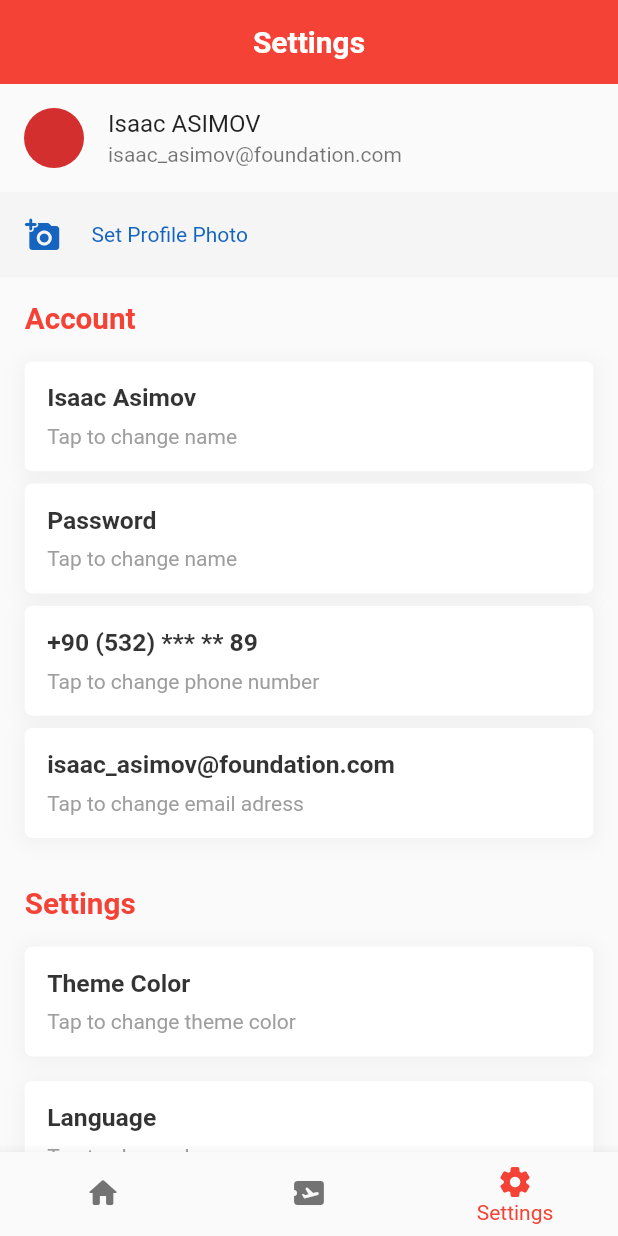
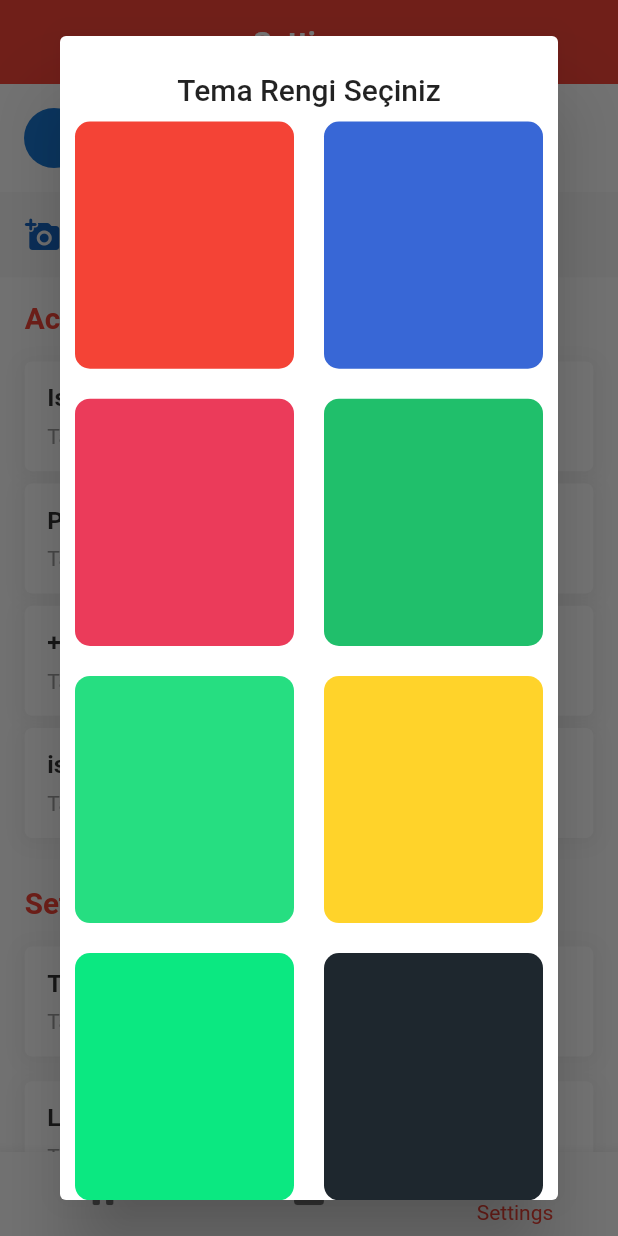
Before and after one commit to basriyildiz/book_tickets, a Flutter app: the screen it shows after launch, item 3 of the bottom bar chosen, after a tap on "Set Profile Photo", on a phone screen of 412 x 824 dp. Run offline on Flutter 3.47's test engine with Material 2 defaults, Android fonts, the phone set to English and light mode, and no system bars; our stand-ins replace shared_preferences.

Commit message:
Day 4
Day 4 part 2 - Settings page, theme color changer, dark theme. Editing code for dark theme.

```diff
--- a/lib/main.dart
+++ b/lib/main.dart
@@ -1,27 +1,48 @@
+import 'package:book_tickets_ui/ui/helper/theme_color_list.dart';
 import 'package:book_tickets_ui/ui/screens/login.dart';
 import 'package:flutter/material.dart';
 import 'package:flutter/services.dart';
+import 'package:shared_preferences/shared_preferences.dart';
 
 import 'ui/screens/home_page.dart';
 import 'ui/screens/my_tickets.dart';
 
 void main() {
   runApp(MyApp());
-  SystemChrome.setSystemUIOverlayStyle(SystemUiOverlayStyle(
-    statusBarColor: Colors.red,
-  ));
 }
 
-class MyApp extends StatelessWidget {
+class MyApp extends StatefulWidget {
   // This widget is the root of your application.
   @override
+  _MyAppState createState() => _MyAppState();
+}
+
+class _MyAppState extends State<MyApp> {
+  int itemNo = 0;
+  var _isDark = false;
+  @override
+  void initState() {
+    // TODO: implement initState
+    super.initState();
+    setState(() {
+      _dataRead();
+    });
+  }
+
+  @override
   Widget build(BuildContext context) {
+    ThemeData _light = ThemeData.light().copyWith(
+      primaryColor: colors[itemNo],
+    );
+    ThemeData _dark = ThemeData.dark().copyWith(
+      primaryColor: Colors.blueGrey,
+    );
     return MaterialApp(
+      darkTheme: _dark,
+      theme: _light,
+      themeMode: _isDark ? ThemeMode.dark : ThemeMode.light,
       debugShowCheckedModeBanner: false,
       title: 'Flutter Demo',
-      theme: ThemeData(
-        primarySwatch: Colors.red,
-      ),
       routes: {
         "/homePage": (context) => MyHomePage(),
         "/myTickets": (context) => MyTickets(),
@@ -29,4 +50,19 @@ class MyApp extends StatelessWidget {
       home: MyHomePage(),
     );
   }
+
+  void _dataRead() async {
+    SharedPreferences prefs = await SharedPreferences.getInstance();
+    if (prefs.getInt("ItemNo") != null) {
+      setState(() {
+        int? colorNo = prefs.getInt("ItemNo");
+        itemNo = colorNo!;
+      });
+    }
+    if (prefs.getBool("isDark") != null) {
+      setState(() {
+        _isDark = prefs.getBool("isDark")!;
+      });
+    }
+  }
 }
--- /dev/null
+++ b/lib/ui/helper/theme_color_list.dart
@@ -0,0 +1,12 @@
+import 'package:flutter/material.dart';
+
+List<Color> colors = [
+  Colors.red,
+  Color(0xFF3867d6),
+  Color(0xFFeb3b5a),
+  Color(0xFF20bf6b),
+  Color(0xFF26de81),
+  Color(0xFFffd32a),
+  Color(0xFF0be881),
+  Color(0xFF1e272e),
+];
--- a/lib/ui/screens/book_tickets.dart
+++ b/lib/ui/screens/book_tickets.dart
@@ -140,7 +140,7 @@ class _BookTicketsState extends State<BookTickets> {
                 child: Container(
                   child: ElevatedButton(
                       style: ElevatedButton.styleFrom(
-                        primary: Colors.red,
+                        primary: Theme.of(context).primaryColor,
                       ),
                       onPressed: () {
                         setState(() {
@@ -423,7 +423,7 @@ class _BookTicketsState extends State<BookTickets> {
         },
         child: Container(
           decoration: BoxDecoration(
-            color: selectedVehicle == selected ? Colors.red : Colors.white,
+            color: selectedVehicle == selected ? Theme.of(context).primaryColor : Colors.white,
             borderRadius: BorderRadius.circular(5),
           ),
           margin: EdgeInsets.all(3),
@@ -460,7 +460,7 @@ class _BookTicketsState extends State<BookTickets> {
     return Container(
       width: double.infinity,
       height: context.dynamicHeight(.2),
-      color: Colors.red,
+      color: Theme.of(context).primaryColor,
       child: Padding(
         padding: EdgeInsets.symmetric(horizontal: context.dynamicHeight(.04)),
         child: Column(
--- a/lib/ui/screens/home_page.dart
+++ b/lib/ui/screens/home_page.dart
@@ -81,7 +81,7 @@ class _MyHomePageState extends State<MyHomePage> {
         ],
         currentIndex: selectedItem,
         onTap: _onItemTapped,
-        selectedItemColor: Colors.red,
+        selectedItemColor: Theme.of(context).primaryColor,
       ),
       appBar: appBar(),
       body: pages[selectedItem],
@@ -90,7 +90,7 @@ class _MyHomePageState extends State<MyHomePage> {
 
   AppBar appBar() {
     return AppBar(
-      backgroundColor: Colors.red,
+      backgroundColor: Theme.of(context).primaryColor,
       centerTitle: true,
       elevation: 0,
       title: Text(
--- a/lib/ui/screens/select_ticket..dart
+++ b/lib/ui/screens/select_ticket..dart
@@ -36,7 +36,7 @@ class _SelectTicketState extends State<SelectTicket> {
   Widget build(BuildContext context) {
     return Scaffold(
       appBar: AppBar(
-        backgroundColor: Colors.red,
+        backgroundColor: Theme.of(context).primaryColor,
         centerTitle: true,
         elevation: 0,
         title: Text(
@@ -217,7 +217,7 @@ class _SelectTicketState extends State<SelectTicket> {
                       width: context.dynamicWidth(.1),
                       height: context.dynamicHeight(.1),
                       decoration: BoxDecoration(
-                        color: Colors.red,
+                        color: Theme.of(context).primaryColor,
                         borderRadius: BorderRadius.circular(5),
                         boxShadow: [
                           BoxShadow(
--- a/lib/ui/screens/settings.dart
+++ b/lib/ui/screens/settings.dart
@@ -1,5 +1,9 @@
+import 'package:book_tickets_ui/main.dart';
+import 'package:book_tickets_ui/ui/helper/theme_color_list.dart';
+import 'package:book_tickets_ui/ui/screens/home_page.dart';
 import 'package:flutter/material.dart';
 import 'package:book_tickets_ui/ui/helper/content_extension.dart';
+import 'package:shared_preferences/shared_preferences.dart';
 
 class SettingsPage extends StatefulWidget {
   const SettingsPage({Key? key}) : super(key: key);
@@ -10,6 +14,15 @@ class SettingsPage extends StatefulWidget {
 
 class _SettingsPageState extends State<SettingsPage> {
   bool isDarkTheme = false;
+  int selectedItem = 0;
+
+  @override
+  void initState() {
+    // TODO: implement initState
+    super.initState();
+    _getDarkTheme();
+  }
+
   @override
   Widget build(BuildContext context) {
     return ListView(
@@ -20,7 +33,7 @@ class _SettingsPageState extends State<SettingsPage> {
           subtitle: Text("isaac_asimov@foundation.com"),
         ),
         Container(
-          color: Colors.grey.shade100,
+          color: isDarkTheme ? null : Colors.grey.shade100,
           child: setProfilePhoto(context),
         ),
         infoContainer(context, accountColumn(context)),
@@ -46,19 +59,27 @@ class _SettingsPageState extends State<SettingsPage> {
             child: Text(
               "Settings",
               style: TextStyle(
-                  color: Colors.red,
+                  color: Theme.of(context).primaryColor,
                   fontWeight: FontWeight.bold,
                   fontSize: context.dynamicHeight(.024)),
             )),
         SizedBox(height: context.dynamicHeight(.02)),
-        infoColumn(context, "Theme Color", "Tap to change theme color"),
+        infoColumn(context, "Theme Color", "Tap to change theme color",
+            _setThemeColor),
         SizedBox(height: context.dynamicHeight(.02)),
-        infoColumn(context, "Language", "Tap to change language"),
+        infoColumn(
+            context, "Language", "Tap to change language", _setThemeColor),
         SizedBox(height: context.dynamicHeight(.02)),
-        Container(
+        darkTheme(context),
+      ],
+    );
+  }
+
+  Container darkTheme(BuildContext context) {
+    return Container(
       padding: EdgeInsets.all(15),
       decoration: BoxDecoration(
-            color: Colors.white,
+        color: isDarkTheme ? Colors.white12 : Colors.white,
         borderRadius: BorderRadius.circular(5),
         boxShadow: [
           BoxShadow(
@@ -75,21 +96,24 @@ class _SettingsPageState extends State<SettingsPage> {
           Text(
             "Dark Theme",
             style: TextStyle(
-                    color: Colors.black.withOpacity(.8),
+                color: isDarkTheme
+                    ? Colors.white.withOpacity(.6)
+                    : Colors.black.withOpacity(.8),
                 fontWeight: FontWeight.bold,
                 fontSize: context.dynamicHeight(.02)),
           ),
           Switch(
+              inactiveTrackColor: Colors.black,
+              activeTrackColor: Theme.of(context).primaryColor,
               value: isDarkTheme,
               onChanged: (value) {
                 setState(() {
                   isDarkTheme = value;
+                  _setDarkTheme();
                 });
               }),
         ],
       ),
-        ),
-      ],
     );
   }
 
@@ -101,33 +125,33 @@ class _SettingsPageState extends State<SettingsPage> {
             child: Text(
               "Account",
               style: TextStyle(
-                  color: Colors.red,
+                  color: Theme.of(context).primaryColor,
                   fontWeight: FontWeight.bold,
                   fontSize: context.dynamicHeight(.024)),
             )),
         SizedBox(height: context.dynamicHeight(.02)),
         infoColumn(
-          context,
-          "Isaac Asimov",
-          "Tap to change name",
-        ),
+            context, "Isaac Asimov", "Tap to change name", _setThemeColor),
         SizedBox(height: context.dynamicHeight(.01)),
         infoColumn(
           context,
           "Password",
           "Tap to change name",
+          _setThemeColor,
         ),
         SizedBox(height: context.dynamicHeight(.01)),
         infoColumn(
           context,
           "+90 (532) *** ** 89",
           "Tap to change phone number",
+          _setThemeColor,
         ),
         SizedBox(height: context.dynamicHeight(.01)),
         infoColumn(
           context,
           "isaac_asimov@foundation.com",
           "Tap to change email adress",
+          _setThemeColor,
         ),
       ],
     );
@@ -136,7 +160,7 @@ class _SettingsPageState extends State<SettingsPage> {
   InkWell setProfilePhoto(BuildContext context) {
     return InkWell(
       onTap: () {
-        _setProfilePhoto();
+        _setThemeColor();
       },
       child: Padding(
         padding: EdgeInsets.all(context.dynamicHeight(.02)),
@@ -159,11 +183,14 @@ class _SettingsPageState extends State<SettingsPage> {
     );
   }
 
-  Container infoColumn(BuildContext context, String title, String subTitle) {
-    return Container(
+  InkWell infoColumn(
+      BuildContext context, String title, String subTitle, onTap) {
+    return InkWell(
+      onTap: onTap,
+      child: Container(
         padding: EdgeInsets.all(15),
         decoration: BoxDecoration(
-        color: Colors.white,
+          color: isDarkTheme ? Colors.white12 : Colors.white,
           borderRadius: BorderRadius.circular(5),
           boxShadow: [
             BoxShadow(
@@ -183,7 +210,9 @@ class _SettingsPageState extends State<SettingsPage> {
                 child: Text(
                   title,
                   style: TextStyle(
-                    color: Colors.black.withOpacity(.8),
+                      color: isDarkTheme
+                          ? Colors.white.withOpacity(.6)
+                          : Colors.black.withOpacity(.8),
                       fontWeight: FontWeight.bold,
                       fontSize: context.dynamicHeight(.02)),
                 ),
@@ -199,10 +228,122 @@ class _SettingsPageState extends State<SettingsPage> {
             ],
           ),
         ),
+      ),
     );
   }
 
   void _setProfilePhoto() {}
 
+  void _setDarkTheme() async {
+    SharedPreferences prefs = await SharedPreferences.getInstance();
+    await prefs.setBool("isDark", isDarkTheme);
+    Navigator.push(
+        context,
+        MaterialPageRoute(
+          builder: (context) => MyApp(),
+        ));
+  }
 
+  void _getDarkTheme() async {
+    SharedPreferences prefs = await SharedPreferences.getInstance();
+    if (prefs.getBool("isDark") != null) {
+      setState(() {
+        isDarkTheme = prefs.getBool("isDark")!;
+      });
     }
+  }
+
+  void _setThemeColor() {
+    showDialog(
+      context: context,
+      builder: (context) {
+        return AlertDialog(
+          title: Center(child: Text("Tema Rengi Seçiniz")),
+          contentPadding: EdgeInsets.all(0),
+          scrollable: true,
+          content: Column(
+            children: [
+              row(context, 0),
+              row(context, 2),
+              row(context, 4),
+              row(context, 6),
+            ],
+          ),
+        );
+      },
+    );
+  }
+
+  Row row(BuildContext context, int c1) {
+    return Row(
+      children: [
+        Expanded(
+          child: Padding(
+            padding: const EdgeInsets.all(10.0),
+            child: InkWell(
+              splashColor: Colors.grey,
+              onTap: () {
+                debugPrint("Selected");
+                setState(() {
+                  selectedItem = c1;
+                  _dataSave();
+                });
+                ScaffoldMessenger.of(context).showSnackBar(
+                    SnackBar(content: Text("Done, your color applied")));
+                isDarkTheme = false;
+                _setDarkTheme();
+
+                Navigator.push(
+                    context, MaterialPageRoute(builder: (context) => MyApp()));
+              },
+              child: Container(
+                width: MediaQuery.of(context).size.width,
+                height: MediaQuery.of(context).size.height * 0.2,
+                decoration: BoxDecoration(
+                  borderRadius: BorderRadius.circular(10),
+                  color: colors[c1],
+                ),
+                child: Text(""),
+              ),
+            ),
+          ),
+        ),
+        Expanded(
+          child: Padding(
+            padding: const EdgeInsets.all(10.0),
+            child: InkWell(
+              onTap: () {
+                debugPrint("Seçilid");
+                setState(() {
+                  selectedItem = c1 + 1;
+                  _dataSave();
+                });
+                ScaffoldMessenger.of(context).showSnackBar(
+                    SnackBar(content: Text("Done, your color applied")));
+
+                Navigator.push(
+                    context, MaterialPageRoute(builder: (context) => MyApp()));
+              },
+              child: Container(
+                width: MediaQuery.of(context).size.width,
+                height: MediaQuery.of(context).size.height * 0.2,
+                decoration: BoxDecoration(
+                  borderRadius: BorderRadius.circular(10),
+                  color: colors[c1 + 1],
+                ),
+                child: Text(""),
+              ),
+            ),
+          ),
+        ),
+      ],
+    );
+  }
+
+  _dataSave() async {
+    int colorNo = selectedItem;
+
+    SharedPreferences prefs = await SharedPreferences.getInstance();
+    await prefs.setInt("ItemNo", colorNo);
+  }
+}
```
Also changed, not shown: lib/ui/screens/my_tickets.dart (+18 -3 lines). Lines whose indentation alone changed are shown as unchanged.
